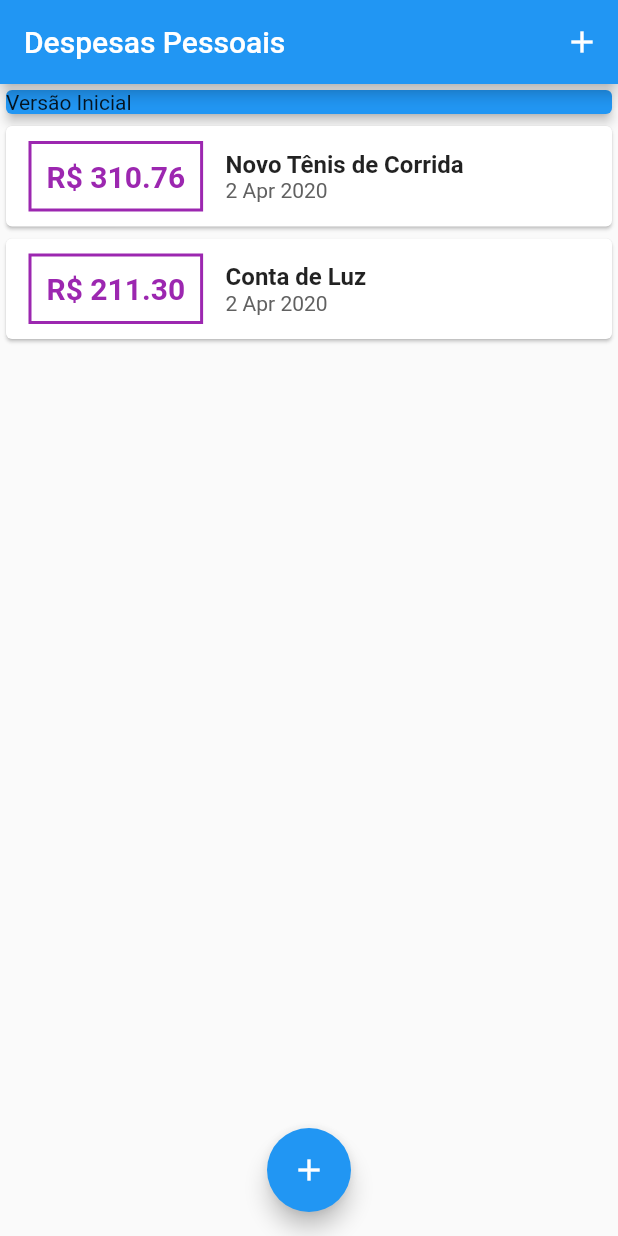
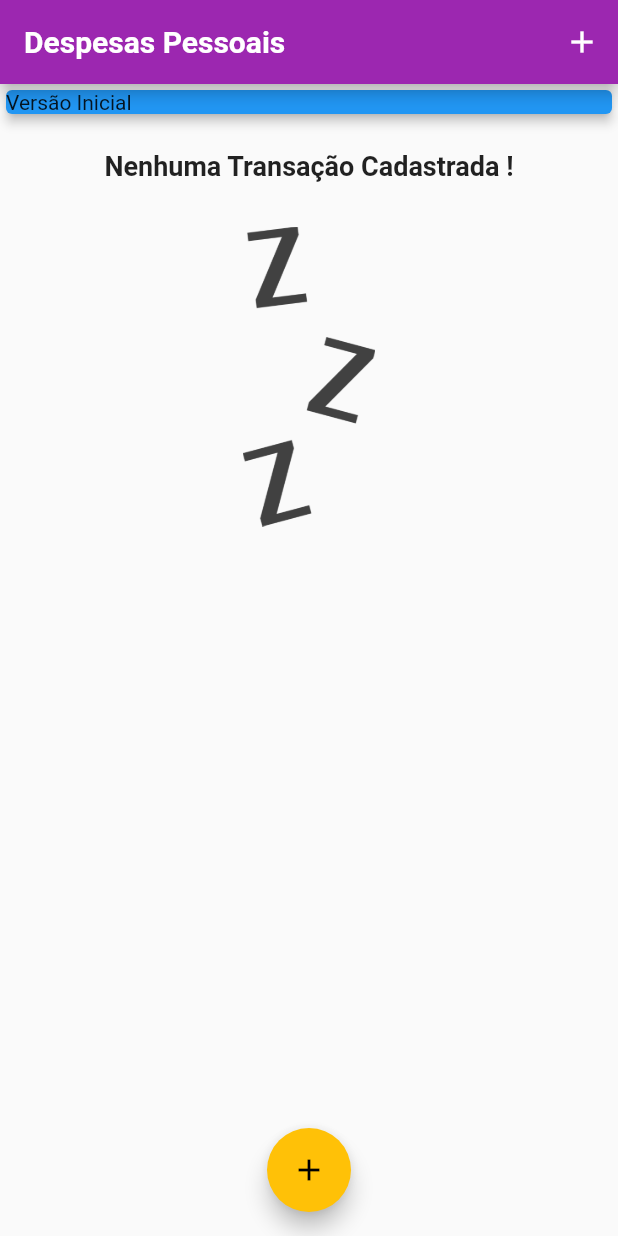
Before and after one commit to MarcLins/CursosDeFlutter-Cod3r-Expenses, a Flutter app: the screen it shows after launch, on a phone screen of 412 x 824 dp. Run offline on Flutter 3.47's test engine with Material 2 defaults, Android fonts, the phone set to English and light mode, and no system bars; Roboto replaces fonts that are missing (OpenSans).

Commit message:
Add fonts and images

```diff
--- a/lib/components/transactions_list.dart
+++ b/lib/components/transactions_list.dart
@@ -11,7 +11,25 @@ class TransactionList extends StatelessWidget {
   Widget build(BuildContext context) {
     return Container(
       height: 300,
-      child: ListView.builder(
+      child: transactions.isEmpty
+          ? Column(
+              children: <Widget>[
+                SizedBox(height: 20),
+                Text(
+                  'Nenhuma Transação Cadastrada !',
+                  style: Theme.of(context).textTheme.title,
+                ),
+                SizedBox(height: 30),
+                Container(
+                  height: 200,
+                  child: Image.asset(
+                    'lib/assets/images/waiting.png',
+                    fit: BoxFit.cover,
+                  ),
+                ),
+              ],
+            )
+          : ListView.builder(
               itemCount: transactions.length,
               itemBuilder: (cxt, index) {
                 final tr = transactions[index];
@@ -19,10 +37,11 @@ class TransactionList extends StatelessWidget {
                   child: Row(
                     children: <Widget>[
                       Container(
-                  margin: EdgeInsets.symmetric(horizontal: 15, vertical: 10),
+                        margin:
+                            EdgeInsets.symmetric(horizontal: 15, vertical: 10),
                         decoration: BoxDecoration(
                             border: Border.all(
-                    color: Colors.purple,
+                          color: Theme.of(context).primaryColor,
                           width: 2,
                         )),
                         padding: EdgeInsets.all(10),
@@ -31,7 +50,7 @@ class TransactionList extends StatelessWidget {
                           style: TextStyle(
                             fontWeight: FontWeight.bold,
                             fontSize: 20,
-                      color: Colors.purple,
+                            color: Theme.of(context).primaryColor,
                           ),
                         ),
                       ),
@@ -40,10 +59,7 @@ class TransactionList extends StatelessWidget {
                         children: <Widget>[
                           Text(
                             tr.title,
-                      style: TextStyle(
-                        fontSize: 16,
-                        fontWeight: FontWeight.bold,
-                      ),
+                            style: Theme.of(context).textTheme.title,
                           ),
                           Text(
                             DateFormat('d MMM y').format(tr.date),
--- a/lib/main.dart
+++ b/lib/main.dart
@@ -12,6 +12,27 @@ class ExpensesApp extends StatelessWidget {
     return MaterialApp(
       debugShowCheckedModeBanner: false,
       home: MyHomePage(),
+      theme: ThemeData(
+        primarySwatch: Colors.purple,
+        accentColor: Colors.amber,
+        fontFamily: 'Quicksand',
+        textTheme: ThemeData.light().textTheme.copyWith(
+              title: TextStyle(
+                fontFamily: 'OpenSans',
+                fontSize: 18,
+                fontWeight: FontWeight.bold,
+              ),
+            ),
+        appBarTheme: AppBarTheme(
+          textTheme: ThemeData.light().textTheme.copyWith(
+                title: TextStyle(
+                  fontFamily: 'OpenSans',
+                  fontSize: 20,
+                  fontWeight: FontWeight.bold,
+                ),
+              ),
+        ),
+      ),
     );
   }
 }
@@ -22,19 +43,19 @@ class MyHomePage extends StatefulWidget {
 }
 
 class _MyHomePageState extends State<MyHomePage> {
-  final _transactions = [
-    Transaction(
-      id: 't1',
-      title: 'Novo Tênis de Corrida',
-      value: 310.76,
-      date: DateTime.now(),
-    ),
-    Transaction(
-      id: 't2',
-      title: 'Conta de Luz',
-      value: 211.30,
-      date: DateTime.now(),
-    ),
+  final List<Transaction> _transactions = [
+    // Transaction(
+    //   id: 't1',
+    //   title: 'Novo Tênis de Corrida',
+    //   value: 310.76,
+    //   date: DateTime.now(),
+    // ),
+    // Transaction(
+    //   id: 't2',
+    //   title: 'Conta de Luz',
+    //   value: 211.30,
+    //   date: DateTime.now(),
+    // ),
   ];
 
   _addTransaction(String title, double value) {
@@ -65,7 +86,9 @@ class _MyHomePageState extends State<MyHomePage> {
   Widget build(BuildContext context) {
     return Scaffold(
       appBar: AppBar(
-        title: Text('Despesas Pessoais'),
+        title: Text(
+          'Despesas Pessoais',
+        ),
         actions: <Widget>[
           IconButton(
             icon: Icon(Icons.add),
```
Also changed, not shown: pubspec.yaml (+19 -14 lines), lib/assets/fonts/OpenSans-Bold.ttf (added), lib/assets/fonts/OpenSans-Regular.ttf (added), lib/assets/fonts/Quicksand-Bold.ttf (added), lib/assets/fonts/Quicksand-Light.ttf (added), lib/assets/fonts/Quicksand-Medium.ttf (added), lib/assets/fonts/Quicksand-Regular.ttf (added), lib/assets/images/waiting.png (added). Lines whose indentation alone changed are shown as unchanged.
